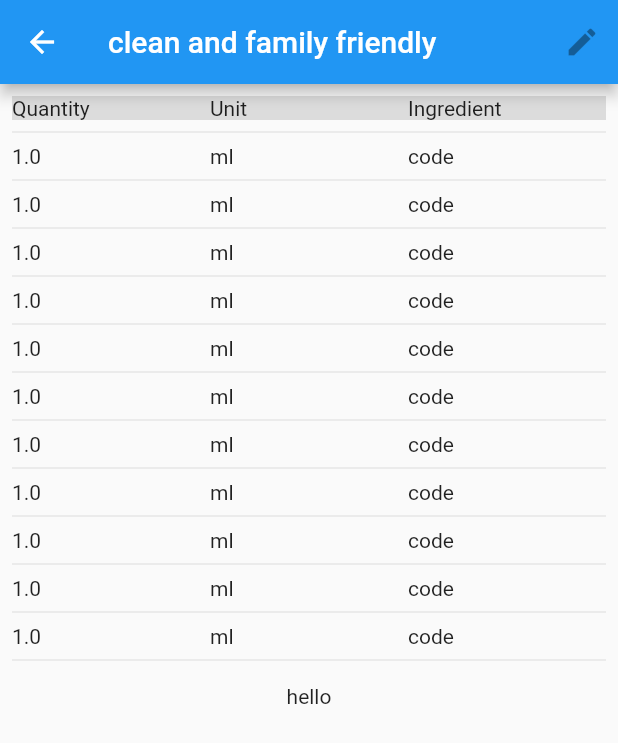
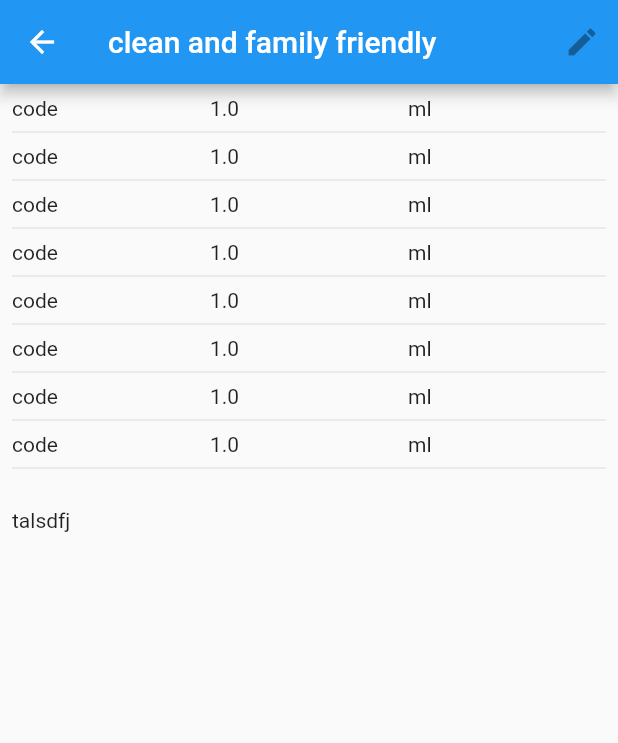
Before and after one commit to Swift-Suite/Swift-Cook, a Flutter app: the RecipeDetails screen opened directly with sample values from the repository, on a phone screen of 412 x 824 dp. Shown: the top 743 px of the screen. Run offline on Flutter 3.47's test engine with Material 2 defaults, Android fonts, the phone set to English and light mode, and no system bars.

Commit message:
finished abstract class stuff

```diff
--- a/lib/Pages/recipes_detail.dart
+++ b/lib/Pages/recipes_detail.dart
@@ -1,5 +1,6 @@
 import 'package:flutter/material.dart';
 import '../model/recipe.dart';
+import '../components/serializable_list.dart';
 
 class RecipeDetails extends StatelessWidget {
   RecipeDetails({@required this.recipe});
@@ -7,37 +8,11 @@ class RecipeDetails extends StatelessWidget {
   final Recipe recipe;
 
   Widget _buildIngredientList() {
-    return Container(
-      child: ListView.separated(
-          itemCount: recipe.ingredientList.length + 1,
-          separatorBuilder: (BuildContext context, int index) => Divider(),
-          itemBuilder: (BuildContext context, int index) {
-            if (index == 0) {
-              // return a header
-              return Container(
-                  color: Colors.black12,
-                  child: Row(children: [
-                    Expanded(child: Text("Quantity")),
-                    Expanded(child: Text("Unit")),
-                    Expanded(child: Text("Ingredient")),
-                  ]));
-            }
-            index -= 1;
-
-            var data = recipe.ingredientList[index];
-            return Row(children: [
-              Expanded(child: Text(data.quantity.toString())),
-              Expanded(child: Text(data.unit)),
-              Expanded(child: Text(data.title)),
-            ]);
-          }),
-      height: 400,
-      padding: const EdgeInsets.all(8.0),
-    );
+    return SerializableList(recipe.ingredientList);
   }
 
   Widget _buildInstructionList() {
-    return Container(child: Text("hello"));
+    return SerializableList(recipe.instructionList);
   }
 
   @override
--- a/lib/components/serializable_list.dart
+++ b/lib/components/serializable_list.dart
@@ -1 +1,31 @@
 // Author: @tdimhcsleumas
+
+import 'package:flutter/material.dart';
+import '../model/serializable.dart';
+
+class SerializableList extends StatelessWidget {
+  SerializableList(this.serializables);
+
+  List<Serializable> serializables;
+
+  @override
+  Widget build(BuildContext context) {
+    double height = MediaQuery.of(context).size.height;
+
+    return Container(
+      child: ListView.separated(
+          itemCount: serializables.length,
+          separatorBuilder: (BuildContext context, int index) => Divider(),
+          itemBuilder: (BuildContext context, int index) {
+            var data = serializables[index].jsonSerialize();
+            List<Widget> content = data.values.map((value) {
+              return Expanded(child: Text(value.toString()));
+            }).toList();
+
+            return Row(children: content);
+          }),
+      padding: const EdgeInsets.all(8.0),
+      height: height / 3,
+    );
+  }
+}
--- a/lib/model/ingredient.dart
+++ b/lib/model/ingredient.dart
@@ -1,15 +1,26 @@
 // Author: @tdimhcsleumas
+import './serializable.dart';
 
-class Ingredient {
+class Ingredient extends Serializable {
   static final String kTitle = "title";
   static final String kQuantity = "quantity";
   static final String kUnit = "unit";
 
-  static final List<String> keyList = [kTitle, kQuantity, kUnit];
+  static final List<String> _keyList = [kTitle, kQuantity, kUnit];
 
   String title;
   double quantity;
   String unit;
 
   Ingredient(this.title, this.quantity, this.unit);
+
+  @override
+  List<String> getKeys() {
+    return _keyList;
+  }
+
+  @override
+  Map<String, dynamic> jsonSerialize() {
+    return {kTitle: this.title, kQuantity: this.quantity, kUnit: this.unit};
+  }
 }
--- a/lib/model/instruction.dart
+++ b/lib/model/instruction.dart
@@ -1,11 +1,20 @@
 // Author: @tdimhcsleumas
+import './serializable.dart';
 
-class Instruction {
+class Instruction extends Serializable {
   static final String kContent = "content";
-
-  static final List<String> keyList = [kContent];
-
+  static final List<String> _keyList = [kContent];
   String content;
 
   Instruction(this.content);
+
+  @override
+  List<String> getKeys() {
+    return _keyList;
+  }
+
+  @override
+  Map<String, dynamic> jsonSerialize() {
+    return {kContent: this.content};
+  }
 }
--- a/lib/model/recipe.dart
+++ b/lib/model/recipe.dart
@@ -2,14 +2,15 @@
 
 import 'package:swiftcook/model/ingredient.dart';
 import 'package:swiftcook/model/instruction.dart';
+import 'package:swiftcook/model/serializable.dart';
 
-class Recipe {
+class Recipe extends Serializable {
   static final String kTitle = "title";
   static final String kImageUrl = "imageUrl";
   static final String kIngredientList = "ingredientList";
   static final String kInstructionList = "instructionList";
 
-  static final List<String> keyList = [
+  static final List<String> _keyList = [
     kTitle,
     kImageUrl,
     kIngredientList,
@@ -22,6 +23,21 @@ class Recipe {
   List<Instruction> instructionList;
 
   Recipe(this.title, this.imageUrl, this.ingredientList, this.instructionList);
+
+  @override
+  List<String> getKeys() {
+    return _keyList;
+  }
+
+  @override
+  Map<String, dynamic> jsonSerialize() {
+    return {
+      kTitle: this.title,
+      kImageUrl: this.imageUrl,
+      kIngredientList: this.ingredientList,
+      kInstructionList: this.instructionList
+    };
+  }
 
   static List<Recipe> getTestData() {
     return [
```
